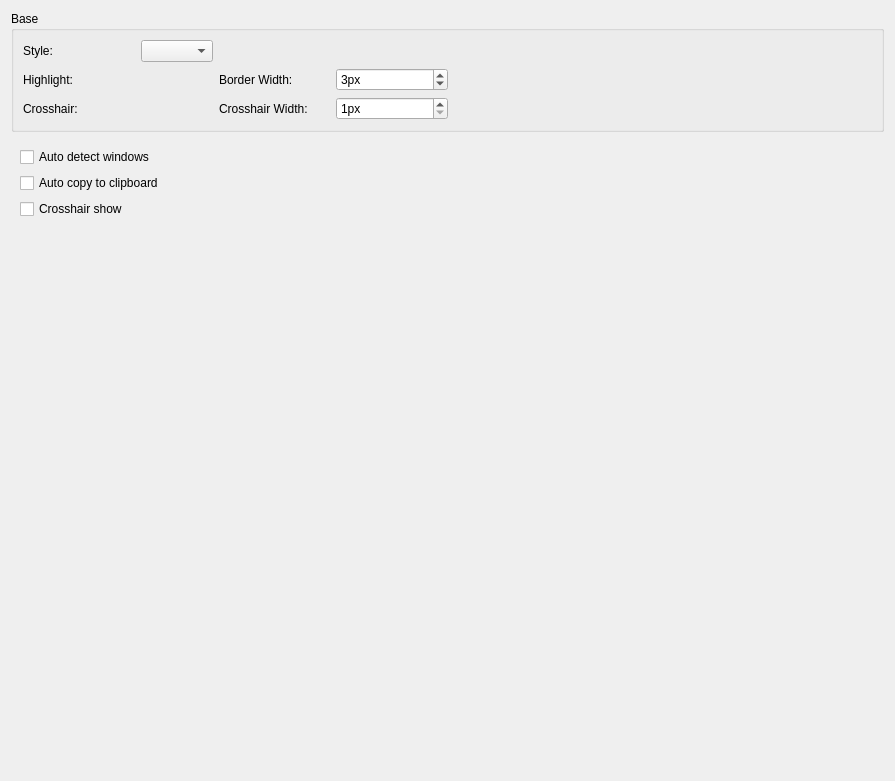
Old version of the form src/ui/composite_widgets/interface.ui in the repository XMuli/SunnyCapturer.
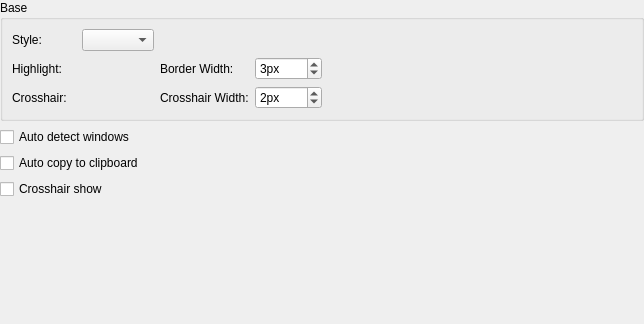
New version of the form. Custom widgets are drawn as their Qt base class.

What changed in the file:
```diff
--- a/src/ui/composite_widgets/interface.ui
+++ b/src/ui/composite_widgets/interface.ui
@@ -6,14 +6,26 @@
    <rect>
     <x>0</x>
     <y>0</y>
-    <width>895</width>
-    <height>781</height>
+    <width>644</width>
+    <height>324</height>
    </rect>
   </property>
   <property name="windowTitle">
    <string>Form</string>
   </property>
   <layout class="QVBoxLayout" name="verticalLayout_2">
+   <property name="leftMargin">
+    <number>0</number>
+   </property>
+   <property name="topMargin">
+    <number>0</number>
+   </property>
+   <property name="rightMargin">
+    <number>0</number>
+   </property>
+   <property name="bottomMargin">
+    <number>0</number>
+   </property>
    <item>
     <widget class="QGroupBox" name="groupBox">
      <property name="title">
@@ -81,6 +93,9 @@
            <property name="maximum">
             <number>1000</number>
            </property>
+           <property name="value">
+            <number>2</number>
+           </property>
           </widget>
          </item>
          <item row="0" column="1">
@@ -165,6 +180,18 @@
    <item>
     <widget class="QWidget" name="widget_2" native="true">
      <layout class="QVBoxLayout" name="verticalLayout">
+      <property name="leftMargin">
+       <number>0</number>
+      </property>
+      <property name="topMargin">
+       <number>0</number>
+      </property>
+      <property name="rightMargin">
+       <number>0</number>
+      </property>
+      <property name="bottomMargin">
+       <number>0</number>
+      </property>
       <item>
        <widget class="QCheckBox" name="checkBox">
         <property name="text">
```
